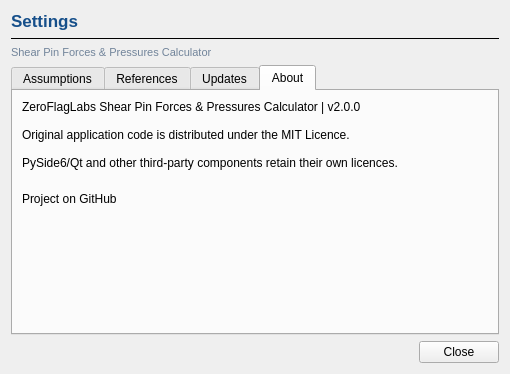
Above: src/ui/settings_dialog.ui from ZeroFlagLabs/shear-pin-forces-pressures-calculator before the change. Below: the same form after it.
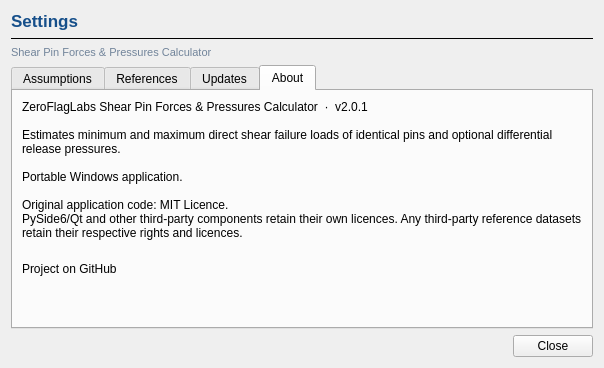
That is the form after the change. The open tabs and pages were chosen to show the change.

Commit message: Release Shear Pin Forces & Pressures Calculator v2.0.1: standardise dialogue presentation

```diff
--- a/src/ui/settings_dialog.ui
+++ b/src/ui/settings_dialog.ui
@@ -183,11 +183,14 @@
        <item>
         <widget class="QLabel" name="about_text">
          <property name="text">
-          <string>ZeroFlagLabs Shear Pin Forces &amp; Pressures Calculator | v2.0.0
+          <string>ZeroFlagLabs Shear Pin Forces &amp; Pressures Calculator  ·  v2.0.1
 
-Original application code is distributed under the MIT Licence.
+Estimates minimum and maximum direct shear failure loads of identical pins and optional differential release pressures.
 
-PySide6/Qt and other third-party components retain their own licences.</string>
+Portable Windows application.
+
+Original application code: MIT Licence.
+PySide6/Qt and other third-party components retain their own licences. Any third-party reference datasets retain their respective rights and licences.</string>
          </property>
          <property name="wordWrap">
           <bool>true</bool>
```
Left out of the diff: 2 changed lines with no effect on the pictures. The commit also changes 12 other files.
